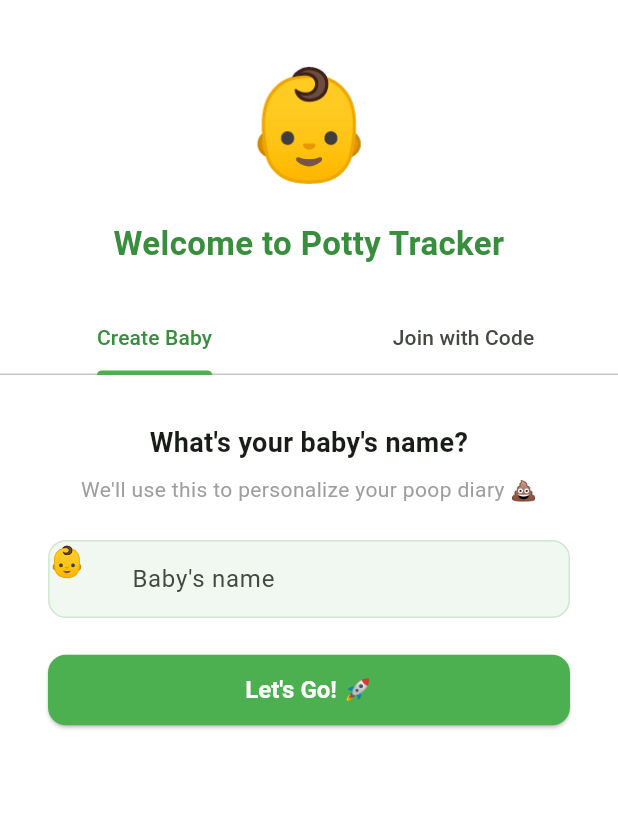
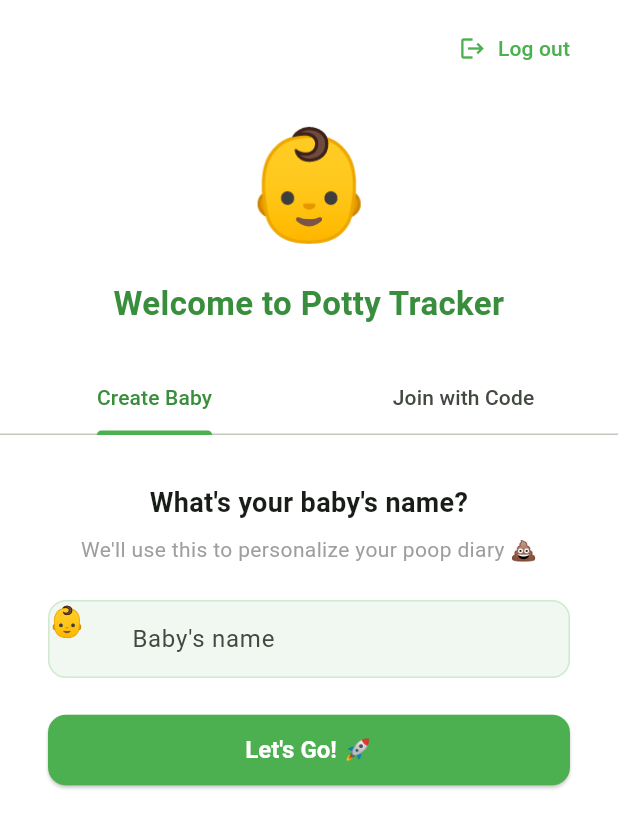
Before and after one commit to xNorbertx/potty-tracker, a Flutter app: the HomeScreen screen opened by its route, on a phone screen of 412 x 824 dp. Shown: the top 828 px of the screen. Run offline on Flutter 3.47's test engine with Material 3 defaults, Android fonts, the phone set to English and light mode, and no system bars; our stand-ins replace cloud_firestore, firebase_auth, firebase_core, google_sign_in, table_calendar; accounts and stored records are empty.

Commit message:
Allow members to join via share code and add setup logout

```diff
--- a/lib/screens/home_screen.dart
+++ b/lib/screens/home_screen.dart
@@ -34,8 +34,7 @@ class _HomeScreenState extends State<HomeScreen> {
     return _entriesStream!;
   }
 
-  Future<void> _showRenameBabyDialog(
-      BuildContext context, Baby baby) async {
+  Future<void> _showRenameBabyDialog(BuildContext context, Baby baby) async {
     final ctrl = TextEditingController(text: baby.name);
     final formKey = GlobalKey<FormState>();
     final firestore = context.read<FirestoreService>();
@@ -99,8 +98,7 @@ class _HomeScreenState extends State<HomeScreen> {
             const Text('Give this code to your partner:'),
             const SizedBox(height: 16),
             Container(
-              padding:
-                  const EdgeInsets.symmetric(horizontal: 24, vertical: 12),
+              padding: const EdgeInsets.symmetric(horizontal: 24, vertical: 12),
               decoration: BoxDecoration(
                 color: const Color(0xFFE8F5E9),
                 borderRadius: BorderRadius.circular(12),
@@ -138,8 +136,7 @@ class _HomeScreenState extends State<HomeScreen> {
         ),
         actions: [
           TextButton(
-              onPressed: () => Navigator.pop(ctx),
-              child: const Text('Done')),
+              onPressed: () => Navigator.pop(ctx), child: const Text('Done')),
         ],
       ),
     );
@@ -173,7 +170,7 @@ class _HomeScreenState extends State<HomeScreen> {
 
         // Confirmed empty → go to setup
         if (babies.isEmpty) {
-          return _SetupScreen(uid: uid, firestore: firestore);
+          return _SetupScreen(uid: uid, firestore: firestore, auth: auth);
         }
 
         final baby = babies.first;
@@ -252,8 +249,7 @@ class _HomeScreenState extends State<HomeScreen> {
                       _selectedDay = day;
                       _focusedDay = day;
                     }),
-                    onPageChanged: (day) =>
-                        setState(() => _focusedDay = day),
+                    onPageChanged: (day) => setState(() => _focusedDay = day),
                   ),
                   const Divider(height: 1),
                   if (dayEntries.isEmpty)
@@ -262,8 +258,7 @@ class _HomeScreenState extends State<HomeScreen> {
                         child: Column(
                           mainAxisAlignment: MainAxisAlignment.center,
                           children: [
-                            const Text('🌟',
-                                style: TextStyle(fontSize: 40)),
+                            const Text('🌟', style: TextStyle(fontSize: 40)),
                             const SizedBox(height: 8),
                             const Text(
                               'No entries for this day',
@@ -272,8 +267,8 @@ class _HomeScreenState extends State<HomeScreen> {
                             const SizedBox(height: 4),
                             const Text(
                               'Tap 💩 to log one!',
-                              style: TextStyle(
-                                  color: Colors.grey, fontSize: 13),
+                              style:
+                                  TextStyle(color: Colors.grey, fontSize: 13),
                             ),
                           ],
                         ),
@@ -289,8 +284,8 @@ class _HomeScreenState extends State<HomeScreen> {
                           ),
                           Expanded(
                             child: ListView.builder(
-                              padding: const EdgeInsets.symmetric(
-                                  horizontal: 12),
+                              padding:
+                                  const EdgeInsets.symmetric(horizontal: 12),
                               itemCount: dayEntries.length,
                               itemBuilder: (ctx, i) => PoopEntryTile(
                                 entry: dayEntries[i],
@@ -304,10 +299,8 @@ class _HomeScreenState extends State<HomeScreen> {
                                     if (!mounted) return;
                                     messenger.showSnackBar(
                                       SnackBar(
-                                        content:
-                                            Text('Error deleting: $e'),
-                                        backgroundColor:
-                                            Colors.red.shade400,
+                                        content: Text('Error deleting: $e'),
+                                        backgroundColor: Colors.red.shade400,
                                       ),
                                     );
                                   }
@@ -348,8 +341,13 @@ class _HomeScreenState extends State<HomeScreen> {
 class _SetupScreen extends StatefulWidget {
   final String uid;
   final FirestoreService firestore;
+  final AuthService auth;
 
-  const _SetupScreen({required this.uid, required this.firestore});
+  const _SetupScreen({
+    required this.uid,
+    required this.firestore,
+    required this.auth,
+  });
 
   @override
   State<_SetupScreen> createState() => _SetupScreenState();
@@ -383,6 +381,13 @@ class _SetupScreenState extends State<_SetupScreen>
     super.dispose();
   }
 
+  Future<void> _signOut() async {
+    final navigator = Navigator.of(context);
+    await widget.auth.signOut();
+    if (!mounted) return;
+    navigator.pushReplacementNamed('/login');
+  }
+
   Future<void> _createBaby() async {
     if (!_createFormKey.currentState!.validate()) return;
     setState(() => _loading = true);
@@ -413,8 +418,7 @@ class _SetupScreenState extends State<_SetupScreen>
       _joinError = null;
     });
     try {
-      final baby =
-          await widget.firestore.joinBabyWithCode(widget.uid, code);
+      final baby = await widget.firestore.joinBabyWithCode(widget.uid, code);
       if (!mounted) return;
       if (baby == null) {
         setState(() {
@@ -443,7 +447,18 @@ class _SetupScreenState extends State<_SetupScreen>
       body: SafeArea(
         child: Column(
           children: [
-            const SizedBox(height: 32),
+            Padding(
+              padding: const EdgeInsets.only(top: 8, right: 16),
+              child: Align(
+                alignment: Alignment.centerRight,
+                child: TextButton.icon(
+                  onPressed: _loading ? null : _signOut,
+                  icon: const Icon(Icons.logout, size: 18),
+                  label: const Text('Log out'),
+                ),
+              ),
+            ),
+            const SizedBox(height: 16),
             const Text('👶', style: TextStyle(fontSize: 72)),
             const SizedBox(height: 12),
             const Text(
@@ -485,8 +500,7 @@ class _SetupScreenState extends State<_SetupScreen>
                           const SizedBox(height: 8),
                           const Text(
                             "We'll use this to personalize your poop diary 💩",
-                            style:
-                                TextStyle(fontSize: 14, color: Colors.grey),
+                            style: TextStyle(fontSize: 14, color: Colors.grey),
                             textAlign: TextAlign.center,
                           ),
                           const SizedBox(height: 24),
@@ -495,8 +509,8 @@ class _SetupScreenState extends State<_SetupScreen>
                             textCapitalization: TextCapitalization.words,
                             decoration: const InputDecoration(
                               labelText: "Baby's name",
-                              prefixIcon: Text('👶',
-                                  style: TextStyle(fontSize: 20)),
+                              prefixIcon:
+                                  Text('👶', style: TextStyle(fontSize: 20)),
                               prefixIconConstraints: BoxConstraints(
                                 minWidth: 52,
                                 minHeight: 52,
@@ -545,8 +559,7 @@ class _SetupScreenState extends State<_SetupScreen>
                         const SizedBox(height: 8),
                         const Text(
                           'Enter the 6-character share code from your partner\'s app.',
-                          style:
-                              TextStyle(fontSize: 14, color: Colors.grey),
+                          style: TextStyle(fontSize: 14, color: Colors.grey),
                           textAlign: TextAlign.center,
                         ),
                         const SizedBox(height: 24),
@@ -563,8 +576,7 @@ class _SetupScreenState extends State<_SetupScreen>
                           decoration: InputDecoration(
                             hintText: 'ABC123',
                             hintStyle: TextStyle(
-                                color: Colors.grey.shade400,
-                                letterSpacing: 6),
+                                color: Colors.grey.shade400, letterSpacing: 6),
                             errorText: _joinError,
                             counterText: '',
                           ),
```
Also changed, not shown: 1 other file.
